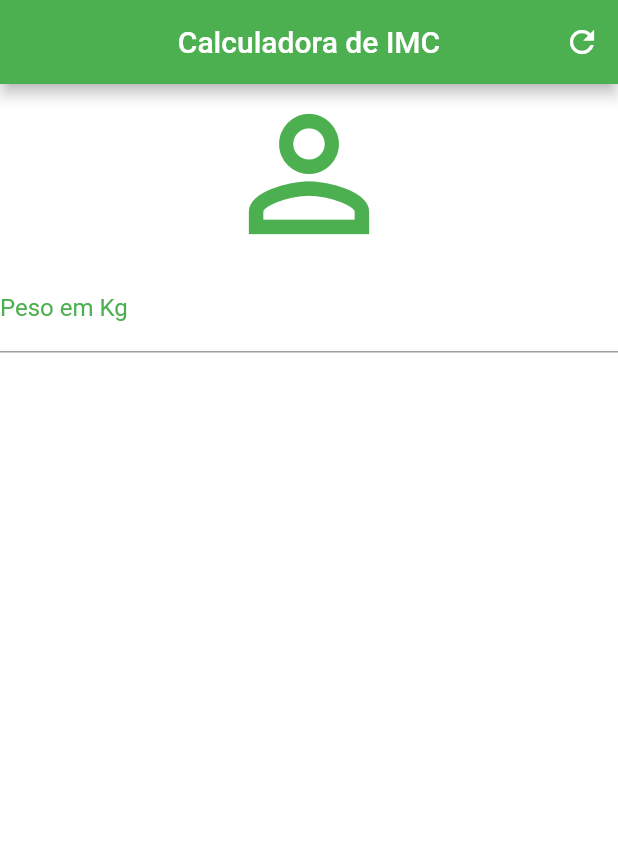
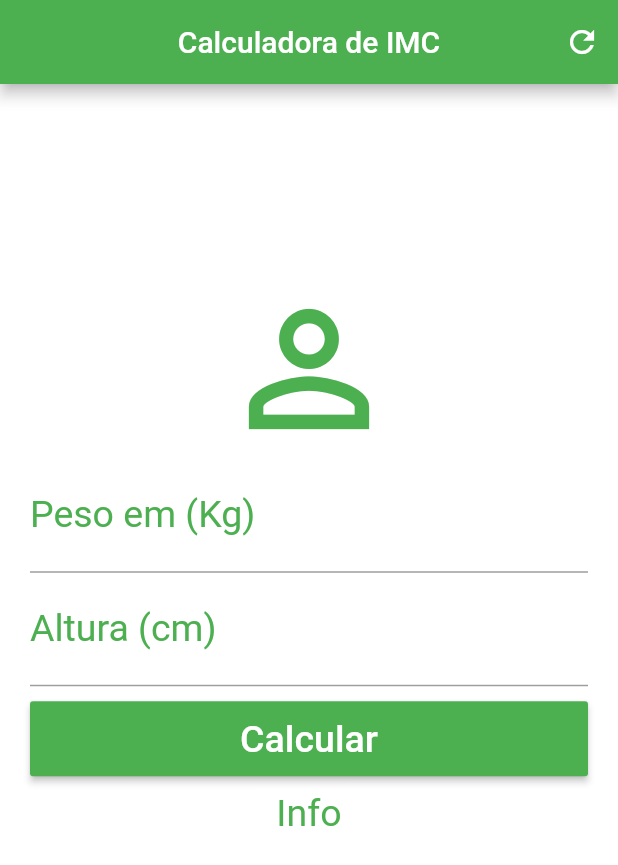
Before and after one commit to AndreVNP/Calculadora-de-IMC, a Flutter app: the screen it shows after launch, on a phone screen of 412 x 824 dp. Shown: the top 865 px of the screen. Run offline on Flutter 3.47's test engine with Material 2 defaults, Android fonts, the phone set to English and light mode, and no system bars.

Commit message:
Design e Campus

```diff
--- a/lib/main.dart
+++ b/lib/main.dart
@@ -26,20 +26,49 @@ class _HomeState extends State<Home> {
         ],
       ),
       backgroundColor: Colors.white,
-      body: Column(
+      body: SingleChildScrollView(
+        padding: EdgeInsets.fromLTRB(20.0, 130, 20.0, 20.0),
+        child: Column(
           crossAxisAlignment: CrossAxisAlignment.stretch,
           children: <Widget>[
-          Icon(
-            Icons.person_outline,
-            size: 120.0,
-          color: Colors.green),
-          TextField(keyboardType: TextInputType.number,
-          decoration: InputDecoration(labelText: "Peso em Kg",
+            Icon(Icons.person_outline, size: 120.0, color: Colors.green),
+            TextField(
+              keyboardType: TextInputType.number,
+              decoration: InputDecoration(
+                  labelText: "Peso em (Kg)",
                   labelStyle: TextStyle(color: Colors.green)),
               textAlign: TextAlign.center,
-          style: TextStyle(color: Colors.green),
+              style: TextStyle(color: Colors.green, fontSize: 25.0),
+            ),
+            TextField(
+              keyboardType: TextInputType.number,
+              decoration: InputDecoration(
+                  labelText: "Altura (cm)",
+                  labelStyle: TextStyle(color: Colors.green)),
+              textAlign: TextAlign.center,
+              style: TextStyle(color: Colors.green, fontSize: 25.0),
+            ),
+            Padding(
+              padding: EdgeInsets.only(top: 10.0, bottom: 10.0),
+              child: Container(
+                height: 50.0,
+                child: RaisedButton(
+                  onPressed: () {},
+                  child: Text(
+                    "Calcular",
+                    style: TextStyle(fontSize: 25.0, color: Colors.white),
+                  ),
+                  color: Colors.green,
+                ),
+              ),
+            ),
+            Text(
+              "Info",
+              textAlign: TextAlign.center,
+              style: TextStyle(fontSize: 25.0, color: Colors.green),
             )
           ],
+        ),
       ),
     );
   }
```
Lines whose indentation alone changed are shown as unchanged.
